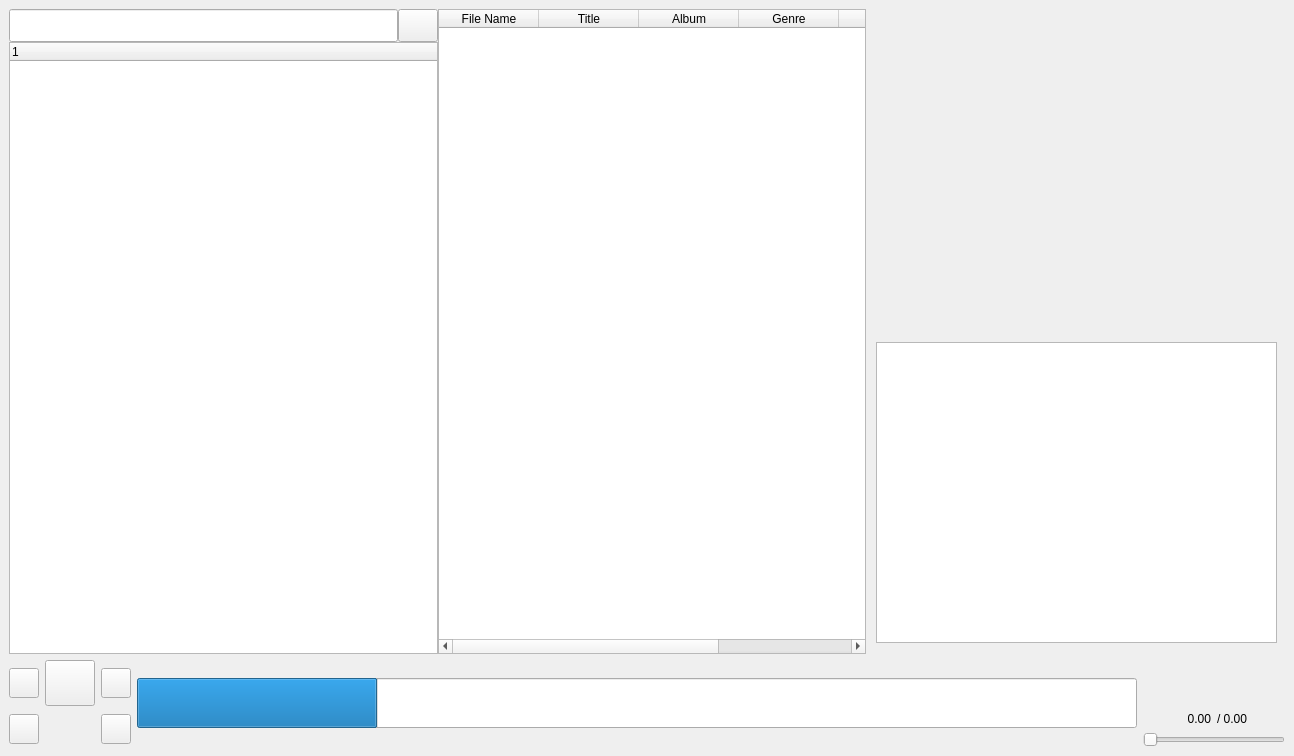
The window that src/modules/main/mainwindow.ui (KaloyanSvilenov/music_player) describes before a commit, drawn with Qt 5.
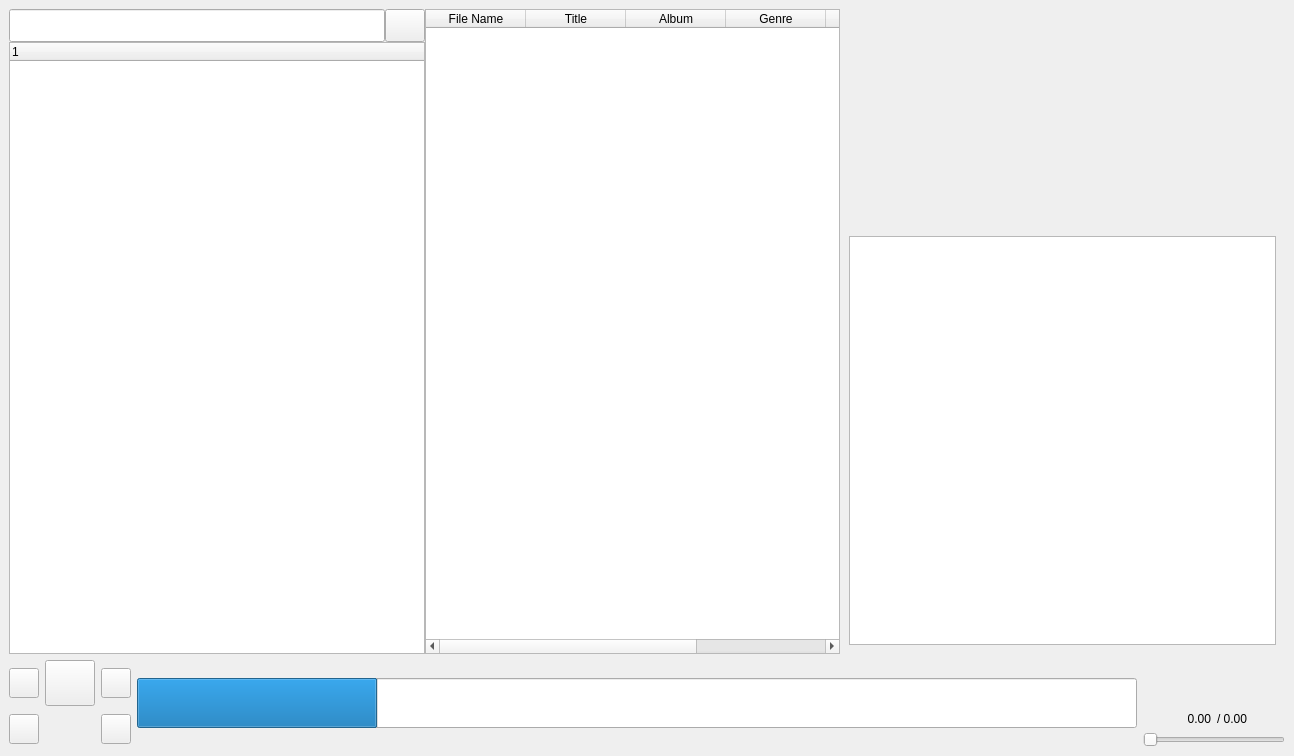
The same window after the commit. Icons and pictures are not drawn. Custom widgets are drawn as their Qt base class.

Commit message: fixed UI bugs with metadata and buttons

What changed in the file:
```diff
--- a/src/modules/main/mainwindow.ui
+++ b/src/modules/main/mainwindow.ui
@@ -286,29 +286,11 @@
             <height>0</height>
            </size>
           </property>
-          <widget class="QLabel" name="metadataLabel">
-           <property name="geometry">
-            <rect>
-             <x>10</x>
-             <y>10</y>
-             <width>71</width>
-             <height>16</height>
-            </rect>
-           </property>
-           <property name="text">
-            <string>Metadata</string>
-           </property>
-          </widget>
-          <widget class="QListView" name="listViewMetaData">
-           <property name="geometry">
-            <rect>
-             <x>10</x>
-             <y>10</y>
-             <width>401</width>
-             <height>301</height>
-            </rect>
-           </property>
-          </widget>
+          <layout class="QGridLayout" name="gridLayout">
+           <item row="0" column="0">
+            <widget class="QListView" name="listViewMetaData"/>
+           </item>
+          </layout>
          </widget>
         </item>
        </layout>
```
Left out of the diff: 8 changed lines with no effect on the pictures. The commit also changes 1 other file.
